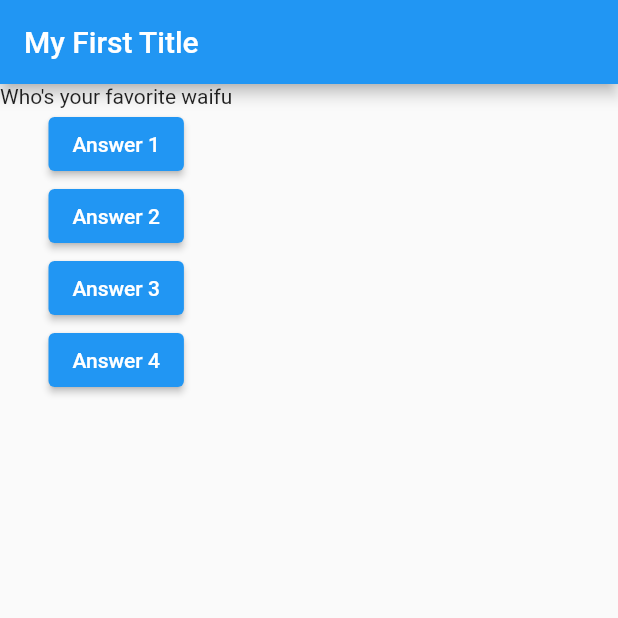
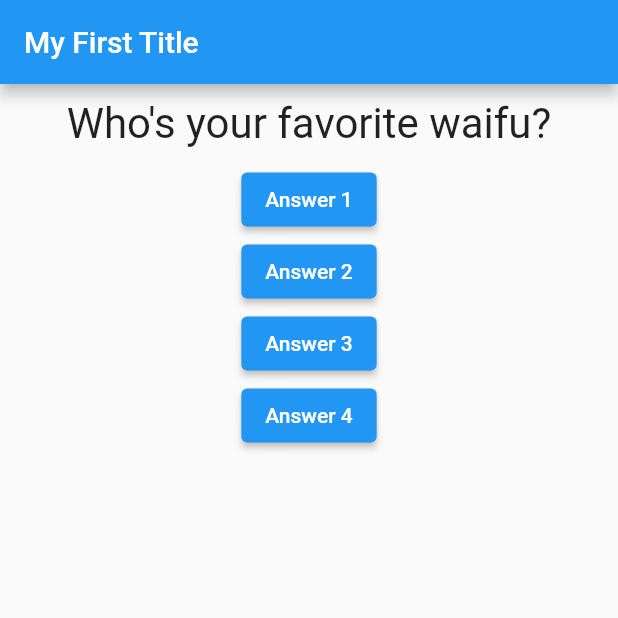
Before and after one commit to GannonDetroit/basic-flutter-app, a Flutter app: the screen it shows after launch, on a phone screen of 412 x 824 dp, the top half of it. Run offline on Flutter 3.47's test engine with Material 2 defaults, Android fonts, the phone set to English and light mode, and no system bars.

Commit message:
edited questions for grammar, added basic styling to questions widget, which besides efficiency reasons is another good reason to seperate out widgets into seperate files to help make code cleaner looking, segregated by functionality and thus easier to understand and find things when trying to fix bugs, add features, and edit things

```diff
--- a/lib/main.dart
+++ b/lib/main.dart
@@ -25,9 +25,9 @@ class _MyAppState extends State<MyApp> {
   var _questionIndex = 0;
 
   var _questions = [
-    'Who\'s your favorite waifu',
-    'Who\'s your favorite husbando',
-    'What is your favorite Shonen'
+    'Who\'s your favorite waifu?',
+    'Who\'s your favorite husbando?',
+    'What is your favorite Shonen?'
   ];
 
   void answerQuestion() {
--- a/lib/question.dart
+++ b/lib/question.dart
@@ -12,6 +12,17 @@ class Question extends StatelessWidget {
 
   @override
   Widget build(BuildContext context) {
-    return Text(questionText);
+    return Container(
+      width: double
+          .infinity, //this width means the container takes as much size/width as it can possibly allow.
+      margin: EdgeInsets.all(10),
+      child: Text(
+        questionText,
+        style: TextStyle(
+          fontSize: 28,
+        ),
+        textAlign: TextAlign.center,
+      ),
+    );
   }
 }
```
